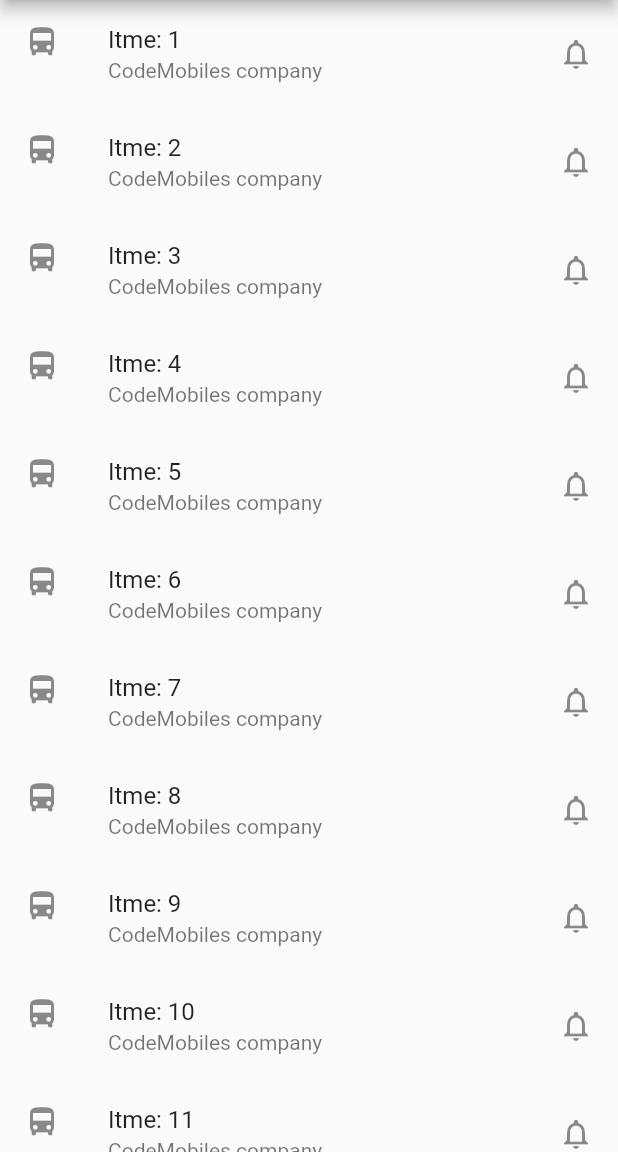
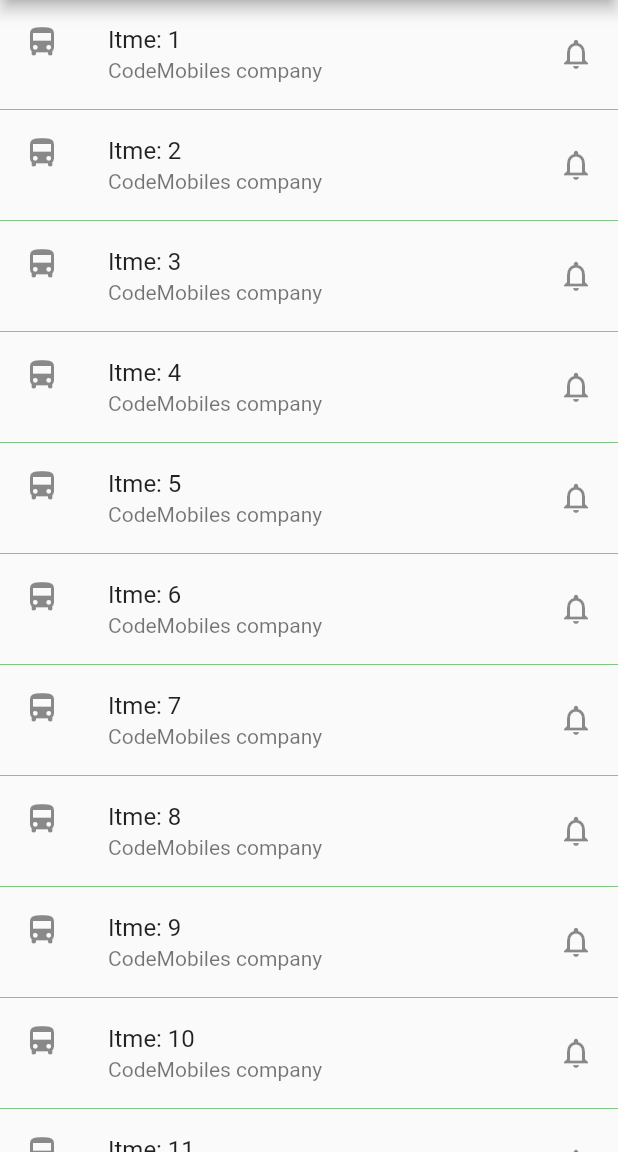
Before and after one commit to boss29024/flutter_hello_world, a Flutter app: the screen it shows after launch, on a phone screen of 412 x 824 dp, the part 84-1236 px from its top. Run offline on Flutter 3.47's test engine with Material 2 defaults, Android fonts, the phone set to English and light mode, and no system bars.

Commit message:
-เส้นแบ่งItme

```diff
--- a/lib/main.dart
+++ b/lib/main.dart
@@ -18,11 +18,19 @@ class MyApp extends StatelessWidget {
         body: ListView.builder(
             itemCount: items.length,
             itemBuilder: (context, index) {
-              return ListTile(
-                leading: Icon(Icons.directions_bus),
-                title: Text("${items[index]}"),
-                subtitle: Text("CodeMobiles company"),
-                trailing: Icon(Icons.notifications_none),
+              return Column(
+                children: <Widget>[
+                  ListTile(
+                    leading: Icon(Icons.directions_bus),
+                    title: Text("${items[index]}"),
+                    subtitle: Text("CodeMobiles company"),
+                    trailing: Icon(Icons.notifications_none),
+                  ),
+                  Divider(
+                    height: 2,
+                    color: Colors.green[300],
+                  )
+                ],
               );
             }),
       ),
```
